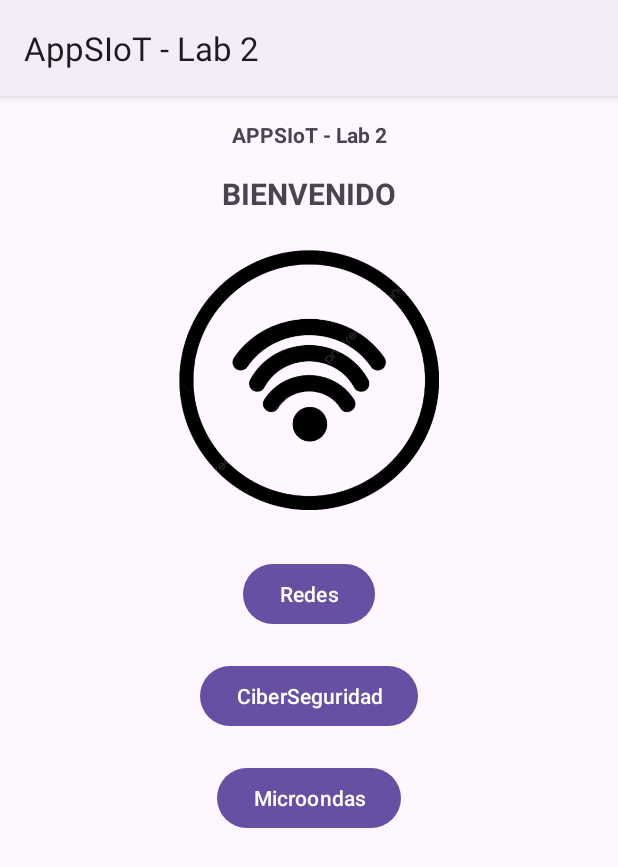
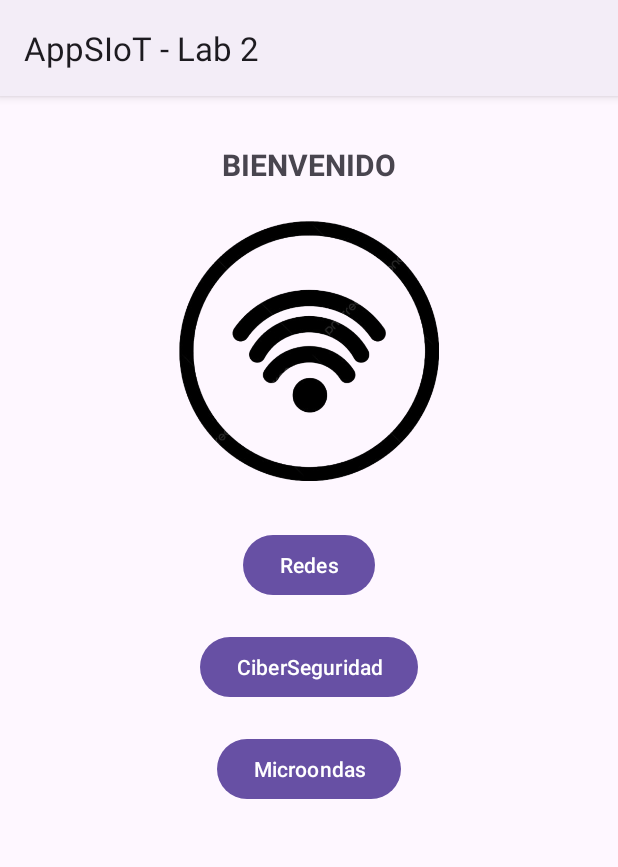
Before and after one commit to RicardoEGFST/LAB2IoT_20216256, an Android app: the screen it shows after launch (MainActivity), on a phone screen of 412 x 824 dp. Shown: the top 867 px of the screen. Run offline under Robolectric (Android 15) with nearby library versions, the phone set to English and light mode, and no system bars.

Commit message:
Version
Version final

```diff
--- a/Lab2_20216256/app/src/main/java/com/example/lab2_20216256/MainActivity.java
+++ b/Lab2_20216256/app/src/main/java/com/example/lab2_20216256/MainActivity.java
@@ -20,8 +20,10 @@ public class MainActivity extends AppCompatActivity {
         super.onCreate(savedInstanceState);
         EdgeToEdge.enable(this);
         setContentView(R.layout.activity_main);
-        SharedPreferences prefs = getSharedPreferences("historial", MODE_PRIVATE);
-        prefs.edit().clear().apply();
+        //SharedPreferences prefs = getSharedPreferences("historial", MODE_PRIVATE);
+        //prefs.edit().clear().apply();
+        //Estaas dos lineas son para borrar el historial cada que cierras y abres la app
+        //me pareció interesante xd
         setTitle("AppSIoT - Lab 2");
         ViewCompat.setOnApplyWindowInsetsListener(findViewById(R.id.main), (v, insets) -> {
             Insets systemBars = insets.getInsets(WindowInsetsCompat.Type.systemBars());
--- a/Lab2_20216256/app/src/main/java/com/example/lab2_20216256/QuizActivity.java
+++ b/Lab2_20216256/app/src/main/java/com/example/lab2_20216256/QuizActivity.java
@@ -142,7 +142,7 @@ public class QuizActivity extends AppCompatActivity {
                         botones[i].setBackgroundColor(Color.parseColor("#A5D6A7")); // verde
                     } else {
                         botones[i].setBackgroundColor(Color.parseColor("#EF9A9A")); // rojo
-                        botones[respuestas[index]].setBackgroundColor(Color.parseColor("#A5D6A7"));
+
                     }
                 }
             }
@@ -226,14 +226,14 @@ public class QuizActivity extends AppCompatActivity {
         editor.putString("juego_" + n, "Juego " + n + ": Canceló");
         editor.putInt("total_juegos", n);
         editor.apply();
-        finish(); // Cierra esta Activity
+        finish();
         return true;
     }
 
     @Override
     public boolean onOptionsItemSelected(MenuItem item) {
         if (item.getItemId() == R.id.action_estadisticas) {
-            // Aquí abres la pantalla de estadísticas
+            // Estadísticas
             Intent intent = new Intent(this, EstadisticasActivity.class);
             startActivity(intent);
             return true;
--- a/Lab2_20216256/app/src/main/res/layout/activity_main.xml
+++ b/Lab2_20216256/app/src/main/res/layout/activity_main.xml
@@ -9,19 +9,6 @@
 
 
 
-    <!-- Encabezado superior -->
-    <TextView
-        android:id="@+id/textViewEncabezado"
-        android:layout_width="wrap_content"
-        android:layout_height="wrap_content"
-        android:text="APPSIoT - Lab 2"
-        android:textStyle="bold"
-        android:textSize="14sp"
-        app:layout_constraintTop_toTopOf="parent"
-        android:layout_marginTop="16dp"
-        app:layout_constraintStart_toStartOf="parent"
-        app:layout_constraintEnd_toEndOf="parent" />
-
     <!-- Título Bienvenido -->
     <TextView
         android:id="@+id/textView2"
@@ -30,8 +17,8 @@
         android:text="BIENVENIDO"
         android:textSize="20sp"
         android:textStyle="bold"
-        android:layout_marginTop="16dp"
-        app:layout_constraintTop_toBottomOf="@id/textViewEncabezado"
+        android:layout_marginTop="32dp"
+        app:layout_constraintTop_toTopOf="parent"
         app:layout_constraintStart_toStartOf="parent"
         app:layout_constraintEnd_toEndOf="parent" />
 
```
Also changed, not shown: Lab2_20216256/app/src/main/java/com/example/lab2_20216256/EstadisticasActivity.java (+12 -0 lines), Lab2_20216256/app/src/main/res/layout/activity_estadisticas.xml (+21 -3 lines).
